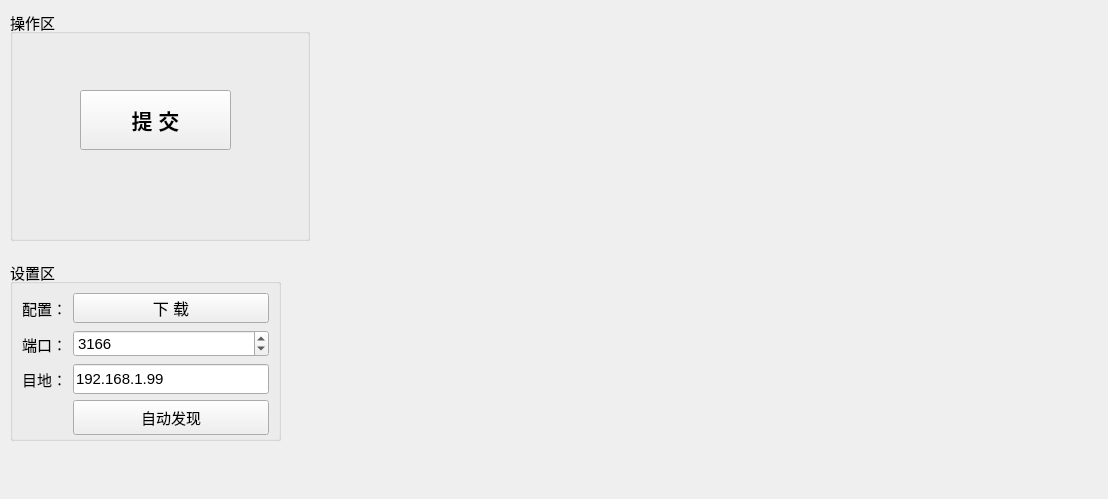
This is pro_fvt/home/home_workwid.ui in ChinaClever/MPro-Tools as Qt 5 draws it before an edit. The edited form follows.
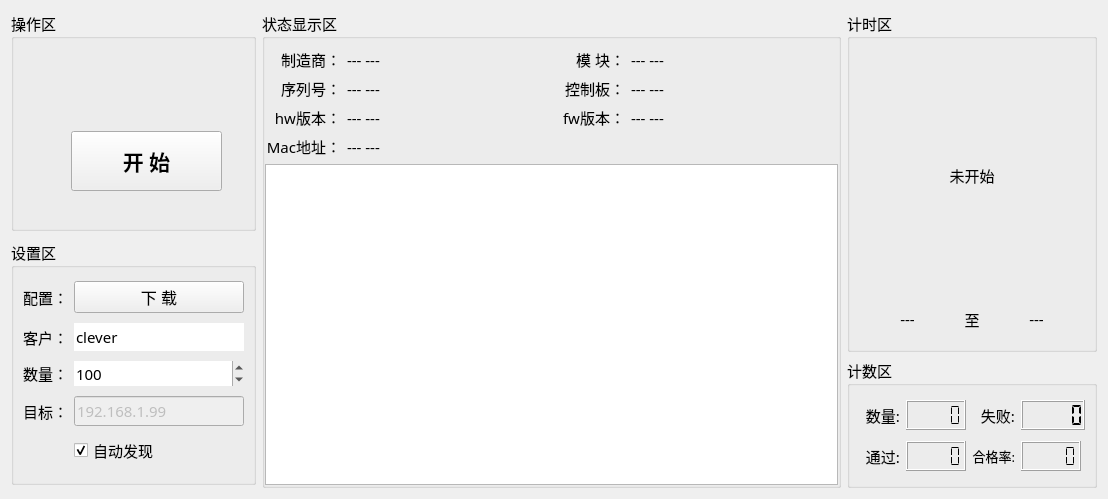
This is the edited form.

What changed in the file:
```diff
--- a/pro_fvt/home/home_workwid.ui
+++ b/pro_fvt/home/home_workwid.ui
@@ -18,29 +18,20 @@
   <property name="windowTitle">
    <string>Form</string>
   </property>
-  <widget class="QGroupBox" name="groupBox_2">
-   <property name="enabled">
-    <bool>true</bool>
-   </property>
-   <property name="geometry">
-    <rect>
-     <x>10</x>
-     <y>10</y>
-     <width>300</width>
-     <height>231</height>
-    </rect>
-   </property>
+  <layout class="QGridLayout" name="gridLayout">
+   <item row="0" column="0">
+    <widget class="QGroupBox" name="groupBox_7">
    <property name="minimumSize">
     <size>
-     <width>300</width>
+       <width>0</width>
      <height>220</height>
     </size>
    </property>
-   <property name="maximumSize">
-    <size>
-     <width>400</width>
-     <height>16777215</height>
-    </size>
+     <property name="font">
+      <font>
+       <family>微软雅黑</family>
+       <pointsize>11</pointsize>
+      </font>
    </property>
    <property name="title">
     <string>操作区</string>
@@ -48,8 +39,8 @@
    <widget class="QPushButton" name="startBtn">
     <property name="geometry">
      <rect>
-      <x>70</x>
-      <y>80</y>
+        <x>60</x>
+        <y>120</y>
       <width>151</width>
       <height>60</height>
      </rect>
@@ -68,43 +59,294 @@
     </property>
     <property name="font">
      <font>
+        <family>微软雅黑</family>
       <pointsize>16</pointsize>
       <bold>true</bold>
      </font>
     </property>
     <property name="text">
-     <string>提 交</string>
+       <string>开 始</string>
     </property>
    </widget>
   </widget>
-  <widget class="QGroupBox" name="groupBox_3">
+   </item>
+   <item row="0" column="1" rowspan="3">
+    <widget class="QGroupBox" name="groupBox_6">
+     <property name="font">
+      <font>
+       <family>微软雅黑</family>
+       <pointsize>11</pointsize>
+      </font>
+     </property>
+     <property name="title">
+      <string>状态显示区</string>
+     </property>
+     <layout class="QGridLayout" name="gridLayout_5">
+      <property name="leftMargin">
+       <number>0</number>
+      </property>
+      <property name="rightMargin">
+       <number>0</number>
+      </property>
+      <property name="bottomMargin">
+       <number>0</number>
+      </property>
+      <item row="0" column="0">
+       <widget class="QLabel" name="label_4">
+        <property name="maximumSize">
+         <size>
+          <width>76</width>
+          <height>16777215</height>
+         </size>
+        </property>
+        <property name="text">
+         <string>制造商：</string>
+        </property>
+        <property name="alignment">
+         <set>Qt::AlignRight|Qt::AlignTrailing|Qt::AlignVCenter</set>
+        </property>
+       </widget>
+      </item>
+      <item row="0" column="1">
+       <widget class="QLabel" name="mfLab">
+        <property name="text">
+         <string>--- ---</string>
+        </property>
+       </widget>
+      </item>
+      <item row="0" column="2">
+       <widget class="QLabel" name="label_15">
+        <property name="maximumSize">
+         <size>
+          <width>65</width>
+          <height>16777215</height>
+         </size>
+        </property>
+        <property name="text">
+         <string> 模 块：</string>
+        </property>
+        <property name="alignment">
+         <set>Qt::AlignRight|Qt::AlignTrailing|Qt::AlignVCenter</set>
+        </property>
+       </widget>
+      </item>
+      <item row="0" column="3">
+       <widget class="QLabel" name="modelLab">
+        <property name="text">
+         <string>--- ---</string>
+        </property>
+       </widget>
+      </item>
+      <item row="1" column="0">
+       <widget class="QLabel" name="label_7">
+        <property name="text">
+         <string>序列号：</string>
+        </property>
+        <property name="alignment">
+         <set>Qt::AlignRight|Qt::AlignTrailing|Qt::AlignVCenter</set>
+        </property>
+       </widget>
+      </item>
+      <item row="1" column="1">
+       <widget class="QLabel" name="snLab">
+        <property name="text">
+         <string>--- ---</string>
+        </property>
+       </widget>
+      </item>
+      <item row="1" column="2">
+       <widget class="QLabel" name="label_17">
+        <property name="text">
+         <string>控制板：</string>
+        </property>
+        <property name="alignment">
+         <set>Qt::AlignRight|Qt::AlignTrailing|Qt::AlignVCenter</set>
+        </property>
+       </widget>
+      </item>
+      <item row="1" column="3">
+       <widget class="QLabel" name="ctrlSnLab">
+        <property name="text">
+         <string>--- ---</string>
+        </property>
+       </widget>
+      </item>
+      <item row="2" column="0">
+       <widget class="QLabel" name="label_9">
+        <property name="text">
+         <string>hw版本：</string>
+        </property>
+        <property name="alignment">
+         <set>Qt::AlignRight|Qt::AlignTrailing|Qt::AlignVCenter</set>
+        </property>
+       </widget>
+      </item>
+      <item row="2" column="1">
+       <widget class="QLabel" name="hwLab">
+        <property name="text">
+         <string>--- ---</string>
+        </property>
+       </widget>
+      </item>
+      <item row="2" column="2">
+       <widget class="QLabel" name="label_14">
+        <property name="text">
+         <string>fw版本：</string>
+        </property>
+        <property name="alignment">
+         <set>Qt::AlignRight|Qt::AlignTrailing|Qt::AlignVCenter</set>
+        </property>
+       </widget>
+      </item>
+      <item row="2" column="3">
+       <widget class="QLabel" name="fwLab">
+        <property name="text">
+         <string>--- ---</string>
+        </property>
+       </widget>
+      </item>
+      <item row="3" column="0">
+       <widget class="QLabel" name="label_16">
+        <property name="text">
+         <string>Mac地址：</string>
+        </property>
+        <property name="alignment">
+         <set>Qt::AlignRight|Qt::AlignTrailing|Qt::AlignVCenter</set>
+        </property>
+       </widget>
+      </item>
+      <item row="3" column="1">
+       <widget class="QLabel" name="macLab">
+        <property name="text">
+         <string>--- ---</string>
+        </property>
+       </widget>
+      </item>
+      <item row="4" column="0" colspan="4">
+       <widget class="QTextEdit" name="textEdit">
    <property name="enabled">
     <bool>true</bool>
    </property>
-   <property name="geometry">
-    <rect>
-     <x>10</x>
-     <y>260</y>
-     <width>271</width>
-     <height>181</height>
-    </rect>
-   </property>
+        <property name="readOnly">
+         <bool>true</bool>
+        </property>
+       </widget>
+      </item>
+     </layout>
+    </widget>
+   </item>
+   <item row="0" column="2" rowspan="2">
+    <widget class="QGroupBox" name="groupBox_1">
    <property name="minimumSize">
     <size>
-     <width>270</width>
+       <width>250</width>
+       <height>150</height>
+      </size>
+     </property>
+     <property name="maximumSize">
+      <size>
+       <width>260</width>
+       <height>350</height>
+      </size>
+     </property>
+     <property name="font">
+      <font>
+       <family>微软雅黑</family>
+       <pointsize>11</pointsize>
+      </font>
+     </property>
+     <property name="title">
+      <string>计时区</string>
+     </property>
+     <layout class="QGridLayout" name="gridLayout_2">
+      <property name="bottomMargin">
+       <number>20</number>
+      </property>
+      <item row="0" column="0" colspan="3">
+       <widget class="QLabel" name="timeLab">
+        <property name="text">
+         <string>未开始</string>
+        </property>
+        <property name="alignment">
+         <set>Qt::AlignCenter</set>
+        </property>
+       </widget>
+      </item>
+      <item row="1" column="0">
+       <widget class="QLabel" name="startLab">
+        <property name="maximumSize">
+         <size>
+          <width>16777215</width>
+          <height>20</height>
+         </size>
+        </property>
+        <property name="text">
+         <string>---</string>
+        </property>
+        <property name="alignment">
+         <set>Qt::AlignCenter</set>
+        </property>
+       </widget>
+      </item>
+      <item row="1" column="1">
+       <widget class="QLabel" name="label_3">
+        <property name="maximumSize">
+         <size>
+          <width>20</width>
+          <height>20</height>
+         </size>
+        </property>
+        <property name="text">
+         <string>至</string>
+        </property>
+        <property name="alignment">
+         <set>Qt::AlignCenter</set>
+        </property>
+       </widget>
+      </item>
+      <item row="1" column="2">
+       <widget class="QLabel" name="endLab">
+        <property name="maximumSize">
+         <size>
+          <width>16777215</width>
+          <height>20</height>
+         </size>
+        </property>
+        <property name="text">
+         <string>---</string>
+        </property>
+        <property name="alignment">
+         <set>Qt::AlignCenter</set>
+        </property>
+       </widget>
+      </item>
+     </layout>
+    </widget>
+   </item>
+   <item row="1" column="0" rowspan="2">
+    <widget class="QGroupBox" name="groupBox">
+     <property name="minimumSize">
+      <size>
+       <width>245</width>
      <height>0</height>
     </size>
    </property>
    <property name="maximumSize">
     <size>
-     <width>300</width>
-     <height>16777215</height>
-    </size>
-   </property>
+       <width>245</width>
+       <height>245</height>
+      </size>
+     </property>
+     <property name="font">
+      <font>
+       <family>微软雅黑</family>
+       <pointsize>11</pointsize>
+      </font>
+     </property>
    <property name="title">
     <string>设置区</string>
    </property>
-   <layout class="QGridLayout" name="gridLayout">
+     <layout class="QGridLayout" name="gridLayout_3">
     <item row="0" column="0">
      <widget class="QLabel" name="label_13">
       <property name="minimumSize">
@@ -115,6 +357,7 @@
       </property>
       <property name="font">
        <font>
+          <family>微软雅黑</family>
         <pointsize>11</pointsize>
        </font>
       </property>
@@ -128,20 +371,9 @@
     </item>
     <item row="0" column="1">
      <widget class="QPushButton" name="downBtn">
-      <property name="minimumSize">
-       <size>
-        <width>120</width>
-        <height>0</height>
-       </size>
-      </property>
-      <property name="maximumSize">
-       <size>
-        <width>200</width>
-        <height>60</height>
-       </size>
-      </property>
       <property name="font">
        <font>
+          <family>微软雅黑</family>
         <pointsize>12</pointsize>
        </font>
       </property>
@@ -151,20 +383,21 @@
      </widget>
     </item>
     <item row="1" column="0">
-     <widget class="QLabel" name="label_11">
+       <widget class="QLabel" name="label_35">
       <property name="minimumSize">
        <size>
         <width>0</width>
+          <height>20</height>
+         </size>
+        </property>
+        <property name="maximumSize">
+         <size>
+          <width>80</width>
         <height>30</height>
        </size>
       </property>
-      <property name="font">
-       <font>
-        <pointsize>11</pointsize>
-       </font>
-      </property>
       <property name="text">
-       <string>端口：</string>
+         <string>客户：</string>
       </property>
       <property name="alignment">
        <set>Qt::AlignRight|Qt::AlignTrailing|Qt::AlignVCenter</set>
@@ -172,67 +405,293 @@
      </widget>
     </item>
     <item row="1" column="1">
-     <widget class="QSpinBox" name="spinBox">
+       <widget class="QLineEdit" name="userEdit">
+        <property name="text">
+         <string>clever</string>
+        </property>
+        <property name="frame">
+         <bool>false</bool>
+        </property>
+        <property name="cursorMoveStyle">
+         <enum>Qt::LogicalMoveStyle</enum>
+        </property>
+        <property name="clearButtonEnabled">
+         <bool>false</bool>
+        </property>
+       </widget>
+      </item>
+      <item row="2" column="0">
+       <widget class="QLabel" name="label_38">
+        <property name="minimumSize">
+         <size>
+          <width>45</width>
+          <height>20</height>
+         </size>
+        </property>
+        <property name="maximumSize">
+         <size>
+          <width>100</width>
+          <height>30</height>
+         </size>
+        </property>
+        <property name="layoutDirection">
+         <enum>Qt::RightToLeft</enum>
+        </property>
+        <property name="text">
+         <string>数量：</string>
+        </property>
+        <property name="alignment">
+         <set>Qt::AlignRight|Qt::AlignTrailing|Qt::AlignVCenter</set>
+        </property>
+       </widget>
+      </item>
+      <item row="2" column="1">
+       <widget class="QSpinBox" name="cntSpin">
+        <property name="minimumSize">
+         <size>
+          <width>110</width>
+          <height>0</height>
+         </size>
+        </property>
+        <property name="focusPolicy">
+         <enum>Qt::WheelFocus</enum>
+        </property>
+        <property name="frame">
+         <bool>false</bool>
+        </property>
+        <property name="correctionMode">
+         <enum>QAbstractSpinBox::CorrectToPreviousValue</enum>
+        </property>
       <property name="maximum">
-       <number>99999</number>
+         <number>9999</number>
+        </property>
+        <property name="singleStep">
+         <number>100</number>
+        </property>
+        <property name="stepType">
+         <enum>QAbstractSpinBox::DefaultStepType</enum>
       </property>
       <property name="value">
-       <number>3166</number>
+         <number>100</number>
       </property>
      </widget>
     </item>
-    <item row="2" column="0">
-     <widget class="QLabel" name="label_12">
+      <item row="3" column="0">
+       <widget class="QLabel" name="label_5">
       <property name="minimumSize">
        <size>
-        <width>0</width>
-        <height>30</height>
-       </size>
-      </property>
-      <property name="font">
-       <font>
-        <pointsize>11</pointsize>
-       </font>
-      </property>
+          <width>45</width>
+          <height>0</height>
+         </size>
+        </property>
       <property name="text">
-       <string>目地：</string>
+         <string>目标：</string>
       </property>
       <property name="alignment">
        <set>Qt::AlignRight|Qt::AlignTrailing|Qt::AlignVCenter</set>
       </property>
      </widget>
     </item>
-    <item row="2" column="1">
+      <item row="3" column="1">
      <widget class="QLineEdit" name="ipEdit">
       <property name="enabled">
-       <bool>true</bool>
-      </property>
-      <property name="minimumSize">
-       <size>
-        <width>0</width>
-        <height>30</height>
-       </size>
+         <bool>false</bool>
       </property>
       <property name="text">
        <string>192.168.1.99</string>
       </property>
      </widget>
     </item>
-    <item row="3" column="1">
-     <widget class="QPushButton" name="findBtn">
-      <property name="minimumSize">
+      <item row="4" column="1">
+       <widget class="QCheckBox" name="adCheckBox">
+        <property name="maximumSize">
        <size>
-        <width>0</width>
-        <height>35</height>
+          <width>80</width>
+          <height>16777215</height>
        </size>
       </property>
       <property name="text">
        <string>自动发现</string>
       </property>
+        <property name="checked">
+         <bool>true</bool>
+        </property>
      </widget>
     </item>
    </layout>
   </widget>
+   </item>
+   <item row="2" column="2">
+    <widget class="QGroupBox" name="groupBox_5">
+     <property name="minimumSize">
+      <size>
+       <width>0</width>
+       <height>130</height>
+      </size>
+     </property>
+     <property name="maximumSize">
+      <size>
+       <width>250</width>
+       <height>220</height>
+      </size>
+     </property>
+     <property name="font">
+      <font>
+       <family>微软雅黑</family>
+       <pointsize>11</pointsize>
+      </font>
+     </property>
+     <property name="title">
+      <string>计数区</string>
+     </property>
+     <layout class="QGridLayout" name="gridLayout_4">
+      <item row="0" column="0">
+       <widget class="QLabel" name="label_27">
+        <property name="maximumSize">
+         <size>
+          <width>45</width>
+          <height>30</height>
+         </size>
+        </property>
+        <property name="text">
+         <string>数量:</string>
+        </property>
+        <property name="alignment">
+         <set>Qt::AlignRight|Qt::AlignTrailing|Qt::AlignVCenter</set>
+        </property>
+       </widget>
+      </item>
+      <item row="0" column="1">
+       <widget class="QLCDNumber" name="allLcd">
+        <property name="maximumSize">
+         <size>
+          <width>60</width>
+          <height>30</height>
+         </size>
+        </property>
+        <property name="digitCount">
+         <number>5</number>
+        </property>
+        <property name="segmentStyle">
+         <enum>QLCDNumber::Flat</enum>
+        </property>
+       </widget>
+      </item>
+      <item row="0" column="2">
+       <widget class="QLabel" name="label_28">
+        <property name="maximumSize">
+         <size>
+          <width>45</width>
+          <height>30</height>
+         </size>
+        </property>
+        <property name="text">
+         <string>失败:</string>
+        </property>
+        <property name="alignment">
+         <set>Qt::AlignRight|Qt::AlignTrailing|Qt::AlignVCenter</set>
+        </property>
+       </widget>
+      </item>
+      <item row="0" column="3">
+       <widget class="QLCDNumber" name="errLcd">
+        <property name="maximumSize">
+         <size>
+          <width>70</width>
+          <height>35</height>
+         </size>
+        </property>
+        <property name="digitCount">
+         <number>5</number>
+        </property>
+        <property name="segmentStyle">
+         <enum>QLCDNumber::Flat</enum>
+        </property>
+        <property name="value" stdset="0">
+         <double>0.000000000000000</double>
+        </property>
+        <property name="intValue" stdset="0">
+         <number>0</number>
+        </property>
+       </widget>
+      </item>
+      <item row="1" column="0">
+       <widget class="QLabel" name="label_29">
+        <property name="maximumSize">
+         <size>
+          <width>45</width>
+          <height>30</height>
+         </size>
+        </property>
+        <property name="text">
+         <string>通过:</string>
+        </property>
+        <property name="alignment">
+         <set>Qt::AlignRight|Qt::AlignTrailing|Qt::AlignVCenter</set>
+        </property>
+       </widget>
+      </item>
+      <item row="1" column="1">
+       <widget class="QLCDNumber" name="okLcd">
+        <property name="maximumSize">
+         <size>
+          <width>60</width>
+          <height>30</height>
+         </size>
+        </property>
+        <property name="digitCount">
+         <number>5</number>
+        </property>
+        <property name="segmentStyle">
+         <enum>QLCDNumber::Flat</enum>
+        </property>
+        <property name="intValue" stdset="0">
+         <number>0</number>
+        </property>
+       </widget>
+      </item>
+      <item row="1" column="2">
+       <widget class="QLabel" name="label_30">
+        <property name="maximumSize">
+         <size>
+          <width>60</width>
+          <height>30</height>
+         </size>
+        </property>
+        <property name="font">
+         <font>
+          <family>微软雅黑</family>
+          <pointsize>10</pointsize>
+         </font>
+        </property>
+        <property name="text">
+         <string>合格率:</string>
+        </property>
+        <property name="alignment">
+         <set>Qt::AlignRight|Qt::AlignTrailing|Qt::AlignVCenter</set>
+        </property>
+       </widget>
+      </item>
+      <item row="1" column="3">
+       <widget class="QLCDNumber" name="passLcd">
+        <property name="maximumSize">
+         <size>
+          <width>60</width>
+          <height>30</height>
+         </size>
+        </property>
+        <property name="digitCount">
+         <number>5</number>
+        </property>
+        <property name="segmentStyle">
+         <enum>QLCDNumber::Flat</enum>
+        </property>
+       </widget>
+      </item>
+     </layout>
+    </widget>
+   </item>
+  </layout>
  </widget>
  <resources/>
  <connections/>
```
Lines whose indentation alone changed are shown as unchanged.
